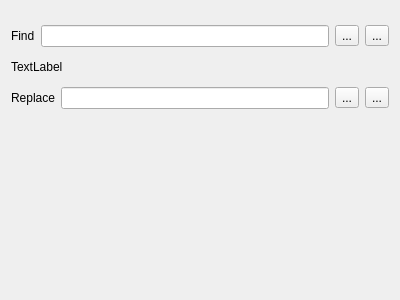
Old version of the form findreplaceview.ui in the repository Lunaticsky-tql/QLion.
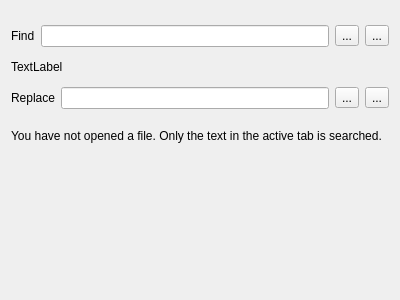
New version of the form. Icons and pictures are not drawn.

Commit message: add find word highlight

Diff of the .ui file:
```diff
--- a/findreplaceview.ui
+++ b/findreplaceview.ui
@@ -123,6 +123,16 @@
      </item>
     </layout>
    </item>
+   <item>
+    <widget class="QLabel" name="noTabLabel">
+     <property name="text">
+      <string>You have not opened a file. Only the text in the active tab is searched.</string>
+     </property>
+     <property name="wordWrap">
+      <bool>true</bool>
+     </property>
+    </widget>
+   </item>
    <item>
     <spacer name="verticalSpacer">
      <property name="orientation">
```
The commit also changes 11 other files.
